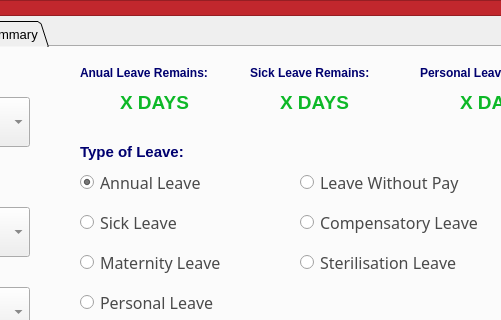
This is ui_highDPI/askforleave.ui in Josefina-Hernandez/akt_hr_tool as Qt 5 draws it before an edit; both pictures show x 432 to 933 and y 0 to 320 of the 1067 by 722 pixel window. The edited form follows.
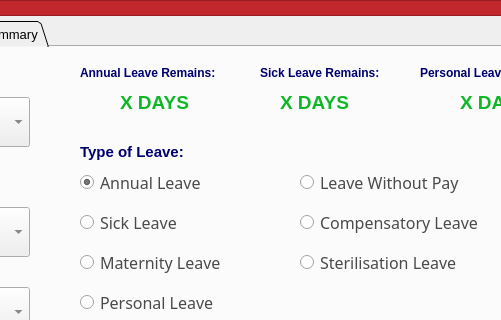
This is the edited form.

```diff
--- a/ui_highDPI/askforleave.ui
+++ b/ui_highDPI/askforleave.ui
@@ -745,7 +745,7 @@
 }</string>
       </property>
       <property name="text">
-       <string>Anual Leave Remains:</string>
+       <string>Annual Leave Remains:</string>
       </property>
      </widget>
      <widget class="QLabel" name="label_10">
@@ -1858,7 +1858,7 @@
      <widget class="QLabel" name="label_17">
       <property name="geometry">
        <rect>
-        <x>680</x>
+        <x>690</x>
         <y>10</y>
         <width>161</width>
         <height>31</height>
```
